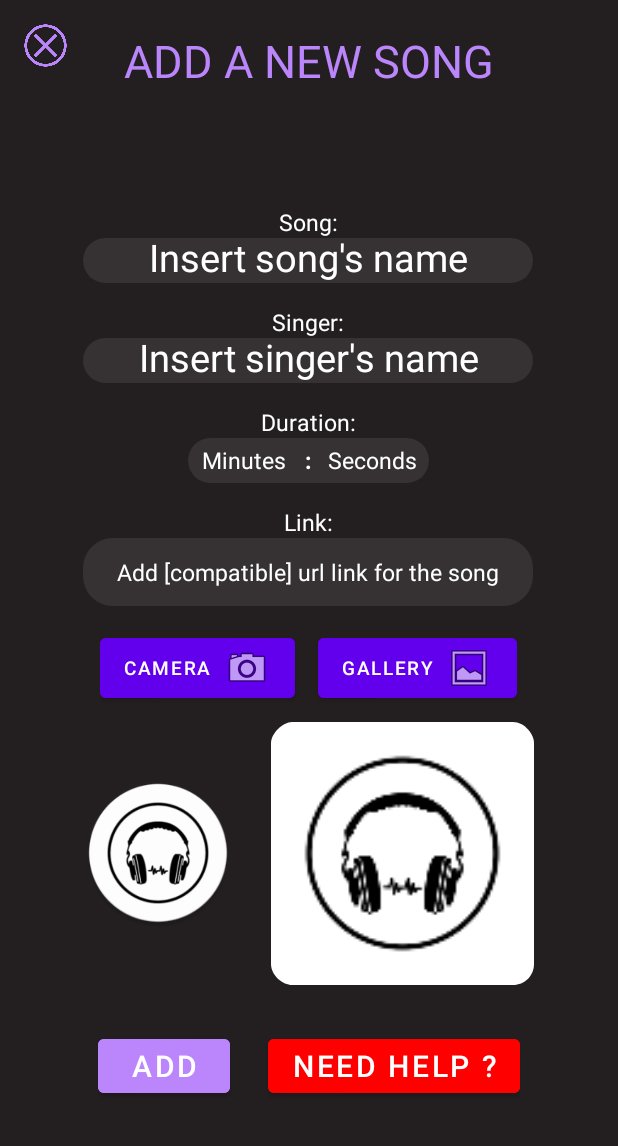
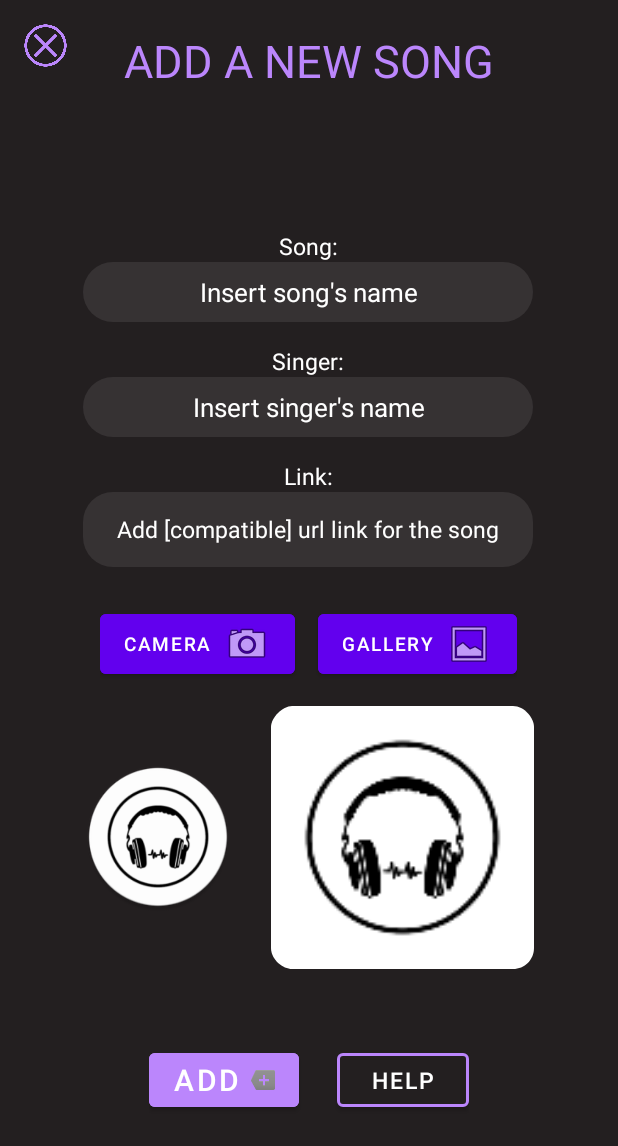
Before and after one commit to idan-montekyo/Musify, an Android app: the layout fragment_add_song.xml on its own in the app's theme, with its tools: preview values and no code run, on a phone screen of 412 x 824 dp. Shown: the top 1146 px of the screen. Run offline under Robolectric (Android 15) with nearby library versions, the phone set to English and light mode, and no system bars.

Commit message:
Song length calculated programmatically + UI changes.

```diff
--- a/app/src/main/java/com/example/musicplayer/services/MusicPlayerService.java
+++ b/app/src/main/java/com/example/musicplayer/services/MusicPlayerService.java
@@ -96,12 +96,14 @@ public class MusicPlayerService extends Service
                 break;
 
             case NEXT_TAG:
+                remoteViews.setImageViewResource(R.id.imagebutton_play_pause_btn, android.R.drawable.ic_media_pause);
                 currentIndex = (currentIndex + 1) % mSongs.size();
                 setViewsAndCreateNotification();
                 launchSong();
                 break;
 
             case PREV_TAG:
+                remoteViews.setImageViewResource(R.id.imagebutton_play_pause_btn, android.R.drawable.ic_media_pause);
                 currentIndex -= 1;
                 if (currentIndex == -1)
                     currentIndex = mSongs.size() - 1;
--- a/app/src/main/res/layout/fragment_add_song.xml
+++ b/app/src/main/res/layout/fragment_add_song.xml
@@ -3,6 +3,7 @@
     xmlns:tools="http://schemas.android.com/tools"
     android:layout_width="match_parent"
     android:layout_height="match_parent"
+    xmlns:app="http://schemas.android.com/apk/res-auto"
     tools:context=".fragments.AddSongFragment"
     android:background="@color/dark_background2"
     android:id="@+id/root_add_song">
@@ -18,11 +19,11 @@
     <TextView
         android:layout_width="wrap_content"
         android:layout_height="wrap_content"
+        android:layout_centerHorizontal="true"
+        android:layout_marginTop="20dp"
         android:text="@string/add_a_new_song"
-        android:textSize="30sp"
         android:textColor="@color/purple_200"
-        android:layout_centerHorizontal="true"
-        android:layout_marginTop="20dp"/>
+        android:textSize="30sp" />
 
     <LinearLayout
         android:id="@+id/linearlayout_mid_container"
@@ -30,8 +31,9 @@
         android:layout_height="wrap_content"
         android:layout_centerInParent="true"
         android:gravity="center_horizontal"
-        android:paddingBottom="30dp"
-        android:orientation="vertical">
+        android:orientation="vertical"
+        android:paddingTop="25dp"
+        android:paddingBottom="50dp">
 
         <TextView
             android:layout_width="wrap_content"
@@ -44,14 +46,14 @@
         <EditText
             android:id="@+id/edittext_add_song"
             android:layout_width="300dp"
-            android:layout_height="30dp"
+            android:layout_height="40dp"
             android:layout_gravity="center_horizontal"
             android:background="@drawable/round_text_frame"
             android:gravity="center"
             android:hint="@string/insert_song_s_name"
             android:textColor="@color/white"
             android:textColorHint="@color/white"
-            android:textSize="25sp"
+            android:textSize="17.5sp"
             tools:ignore="Autofill,TextFields" />
 
         <TextView
@@ -66,68 +68,15 @@
         <EditText
             android:id="@+id/edittext_add_singer"
             android:layout_width="300dp"
-            android:layout_height="30dp"
+            android:layout_height="40dp"
             android:layout_gravity="center_horizontal"
             android:background="@drawable/round_text_frame"
             android:gravity="center"
             android:hint="@string/insert_singer_s_name"
             android:textColor="@color/white"
             android:textColorHint="@color/white"
-            android:textSize="25sp"
+            android:textSize="17.5sp"
             tools:ignore="Autofill,TextFields" />
-
-        <TextView
-            android:layout_width="wrap_content"
-            android:layout_height="wrap_content"
-            android:layout_gravity="center_horizontal"
-            android:layout_marginTop="15dp"
-            android:text="@string/add_duration"
-            android:textColor="@color/white"
-            android:textSize="15sp" />
-
-        <LinearLayout
-            android:layout_width="wrap_content"
-            android:layout_height="30dp"
-            android:layout_gravity="center_horizontal"
-            android:background="@drawable/round_text_frame"
-            android:orientation="horizontal">
-
-            <EditText
-                android:id="@+id/edittext_add_minutes"
-                android:layout_width="75dp"
-                android:layout_height="match_parent"
-                android:background="@null"
-                android:gravity="center"
-                android:hint="@string/minutes"
-                android:inputType="number"
-                android:textColor="@color/white"
-                android:textColorHint="@color/white"
-                android:textSize="15sp"
-                tools:ignore="Autofill" />
-
-            <TextView
-                android:layout_width="10dp"
-                android:layout_height="match_parent"
-                android:gravity="center"
-                android:text=":"
-                android:textColor="@color/white"
-                android:textSize="15sp"
-                android:textStyle="bold" />
-
-            <EditText
-                android:id="@+id/edittext_add_seconds"
-                android:layout_width="75dp"
-                android:layout_height="match_parent"
-                android:background="@null"
-                android:gravity="center"
-                android:hint="@string/seconds"
-                android:inputType="number"
-                android:textColor="@color/white"
-                android:textColorHint="@color/white"
-                android:textSize="15sp"
-                tools:ignore="Autofill" />
-
-        </LinearLayout>
 
         <TextView
             android:layout_width="wrap_content"
@@ -141,7 +90,7 @@
         <EditText
             android:id="@+id/edittext_add_link"
             android:layout_width="300dp"
-            android:layout_height="45dp"
+            android:layout_height="50dp"
             android:layout_gravity="center_horizontal"
             android:background="@drawable/round_text_frame"
             android:gravity="center"
@@ -154,7 +103,7 @@
         <LinearLayout
             android:layout_width="wrap_content"
             android:layout_height="wrap_content"
-            android:layout_marginTop="15dp"
+            android:layout_marginTop="25dp"
             android:gravity="center_horizontal"
             android:orientation="horizontal">
 
@@ -163,9 +112,9 @@
                 android:layout_width="wrap_content"
                 android:layout_height="wrap_content"
                 android:backgroundTint="@color/purple_500"
+                android:drawableEnd="@android:drawable/ic_menu_camera"
                 android:text="@string/camera"
-                android:textSize="12.5sp"
-                android:drawableEnd="@android:drawable/ic_menu_camera"/>
+                android:textSize="12.5sp" />
 
             <View
                 android:layout_width="15dp"
@@ -176,9 +125,9 @@
                 android:layout_width="wrap_content"
                 android:layout_height="wrap_content"
                 android:backgroundTint="@color/purple_500"
+                android:drawableEnd="@android:drawable/ic_menu_gallery"
                 android:text="@string/gallery"
-                android:textSize="12.5sp"
-                android:drawableEnd="@android:drawable/ic_menu_gallery"/>
+                android:textSize="12.5sp" />
 
         </LinearLayout>
 
@@ -186,7 +135,7 @@
             android:id="@+id/linearlayout_photos_container"
             android:layout_width="wrap_content"
             android:layout_height="wrap_content"
-            android:layout_marginTop="10dp"
+            android:layout_marginTop="15dp"
             android:gravity="center_horizontal"
             android:orientation="horizontal">
 
@@ -227,7 +176,8 @@
             android:layout_height="wrap_content"
             android:backgroundTint="@color/purple_200"
             android:text="@string/add"
-            android:textSize="20sp" />
+            android:textSize="20sp"
+            android:drawableEnd="@android:drawable/stat_notify_more"/>
 
         <View
             android:layout_width="25dp"
@@ -236,10 +186,12 @@
         <Button
             android:id="@+id/button_add_need_help"
             android:layout_width="wrap_content"
-            android:layout_height="wrap_content"
-            android:backgroundTint="@color/red"
-            android:text="@string/need_help"
-            android:textSize="20sp" />
+            android:layout_height="match_parent"
+            android:backgroundTint="@color/dark_background2"
+            app:strokeColor="@color/purple_200"
+            app:strokeWidth="2dp"
+            android:text="@string/help"
+            android:textSize="15sp" />
 
     </LinearLayout>
 
--- a/app/src/main/res/values/strings.xml
+++ b/app/src/main/res/values/strings.xml
@@ -14,7 +14,7 @@
     <string name="camera">Camera</string>
     <string name="gallery">Gallery</string>
     <string name="add">ADD</string>
-    <string name="need_help">NEED HELP ?</string>
+    <string name="help">HELP</string>
     <string name="hi_im_here_to_help">Hi! I\'m here to help!</string>
     <string name="having_trouble_try_our_custom_song_receiver">Having trouble adding new songs?\nTry our custom song receiver!</string>
     <string name="help_frag_full_data_songs">I know you are lazy...\nThese three songs have full data included :)</string>
@@ -23,8 +23,6 @@
     <string name="add_new_song">ADD SONG</string>
     <string name="please_fill_in_song_name">Please fill in song name</string>
     <string name="please_fill_in_singer_name">Please fill in singer name</string>
-    <string name="please_fill_in_duration">Please fill in duration</string>
-    <string name="seconds_field_may_be_0_to_59">Seconds field may be 0-59</string>
     <string name="please_add_url_link_to_a_song">Please add Url Link to a song</string>
     <string name="_removed">" removed"</string>
     <string name="_added">" added"</string>
```
Also changed, not shown: app/src/main/java/com/example/musicplayer/fragments/AddSongFragment.java (+28 -27 lines), 1 other file.
